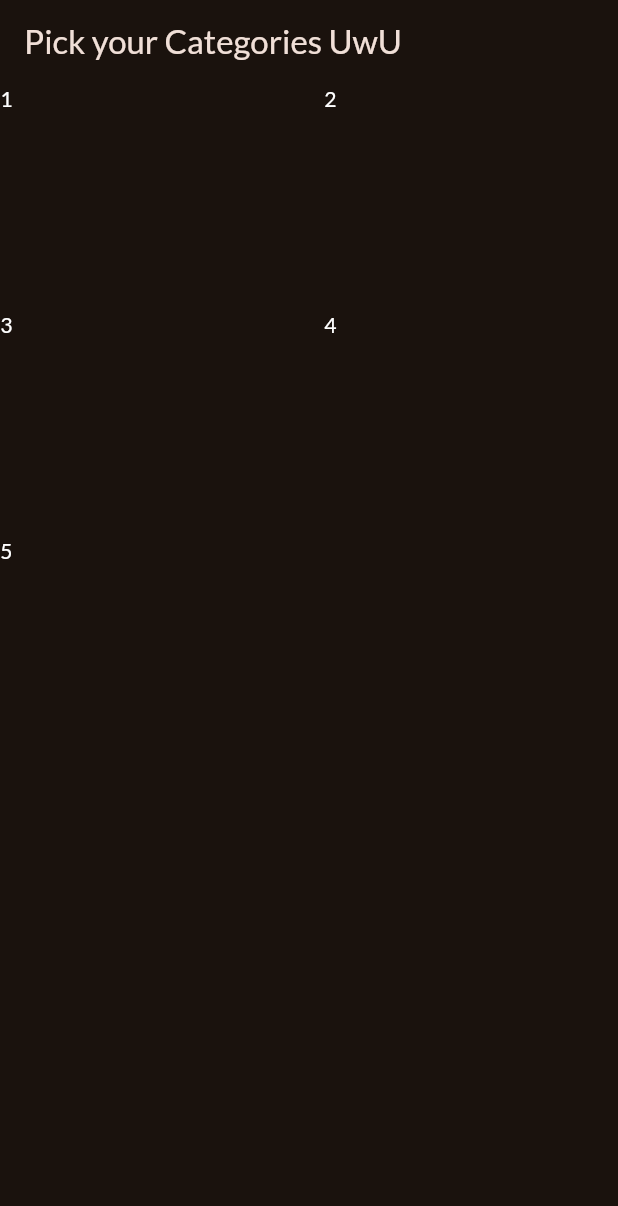
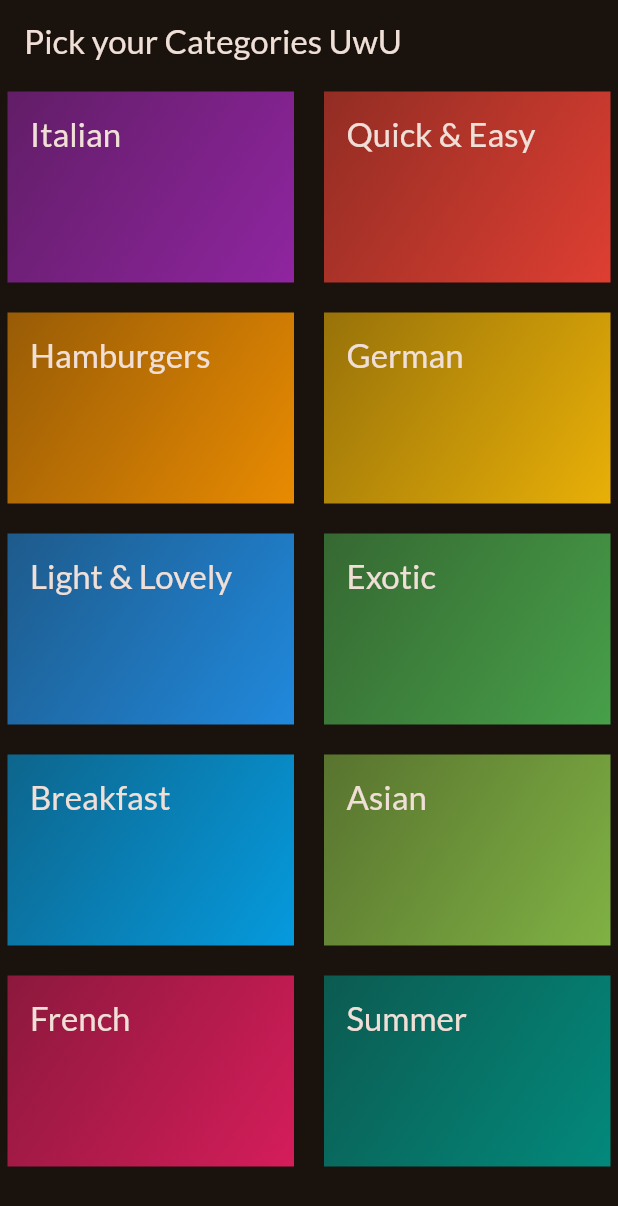
Before and after one commit to FinalformSora/meals_app, a Flutter app: the screen it shows after launch, on a phone screen of 412 x 824 dp. Shown: the top 1206 px of the screen. Run offline on Flutter 3.47's test engine with Material 3 defaults, Android fonts, the phone set to English and light mode, and no system bars; our stand-ins replace google_fonts.

Commit message:
Refactor code structure and import path

```diff
--- a/lib/categories.dart
+++ /dev/null
@@ -1,43 +0,0 @@
-import 'package:flutter/material.dart';
-
-class CategoriesScreen extends StatelessWidget {
-  const CategoriesScreen({Key? key}) : super(key: key);
-
-  @override
-  Widget build(BuildContext context) {
-    return Scaffold(
-      appBar: AppBar(
-        title: const Text('Pick your Categories UwU'),
-      ),
-      body: GridView(
-          gridDelegate: const SliverGridDelegateWithFixedCrossAxisCount(
-            crossAxisCount: 2,
-            childAspectRatio: 3 / 2,
-            crossAxisSpacing: 20,
-            mainAxisSpacing: 20,
-          ),
-          children: const [
-            Text('1',
-                style: TextStyle(
-                  color: Colors.white,
-                )),
-            Text('2',
-                style: TextStyle(
-                  color: Colors.white,
-                )),
-            Text('3',
-                style: TextStyle(
-                  color: Colors.white,
-                )),
-            Text('4',
-                style: TextStyle(
-                  color: Colors.white,
-                )),
-            Text('5',
-                style: TextStyle(
-                  color: Colors.white,
-                )),
-          ]),
-    );
-  }
-}
--- /dev/null
+++ b/lib/data/dummy_data.dart
@@ -0,0 +1,56 @@
+import 'package:flutter/material.dart';
+
+import 'package:meals_app/models/category.dart';
+
+const availableCategories = [
+  Category(
+    id: 'c1',
+    title: 'Italian',
+    color: Colors.purple,
+  ),
+  Category(
+    id: 'c2',
+    title: 'Quick & Easy',
+    color: Colors.red,
+  ),
+  Category(
+    id: 'c3',
+    title: 'Hamburgers',
+    color: Colors.orange,
+  ),
+  Category(
+    id: 'c4',
+    title: 'German',
+    color: Colors.amber,
+  ),
+  Category(
+    id: 'c5',
+    title: 'Light & Lovely',
+    color: Colors.blue,
+  ),
+  Category(
+    id: 'c6',
+    title: 'Exotic',
+    color: Colors.green,
+  ),
+  Category(
+    id: 'c7',
+    title: 'Breakfast',
+    color: Colors.lightBlue,
+  ),
+  Category(
+    id: 'c8',
+    title: 'Asian',
+    color: Colors.lightGreen,
+  ),
+  Category(
+    id: 'c9',
+    title: 'French',
+    color: Colors.pink,
+  ),
+  Category(
+    id: 'c10',
+    title: 'Summer',
+    color: Colors.teal,
+  ),
+];
--- a/lib/main.dart
+++ b/lib/main.dart
@@ -1,7 +1,7 @@
 import 'package:flutter/material.dart';
 
 import 'package:google_fonts/google_fonts.dart';
-import 'package:meals_app/categories.dart';
+import 'package:meals_app/screens/categories.dart';
 
 final theme = ThemeData(
   useMaterial3: true,
--- a/lib/models/category.dart
+++ b/lib/models/category.dart
@@ -0,0 +1,11 @@
+import 'package:flutter/material.dart';
+
+class Category {
+  const Category(
+      {required this.id, required this.title, this.color = Colors.orange});
+
+  final String id;
+  final String title;
+  //final String image;
+  final Color color;
+}
--- /dev/null
+++ b/lib/screens/categories.dart
@@ -0,0 +1,28 @@
+import 'package:flutter/material.dart';
+import 'package:meals_app/widgets/category_grid_item.dart';
+import 'package:meals_app/data/dummy_data.dart';
+
+class CategoriesScreen extends StatelessWidget {
+  const CategoriesScreen({Key? key}) : super(key: key);
+
+  @override
+  Widget build(BuildContext context) {
+    return Scaffold(
+      appBar: AppBar(
+        title: const Text('Pick your Categories UwU'),
+      ),
+      body: GridView(
+          padding: const EdgeInsets.all(5),
+          gridDelegate: const SliverGridDelegateWithFixedCrossAxisCount(
+            crossAxisCount: 2,
+            childAspectRatio: 3 / 2,
+            crossAxisSpacing: 20,
+            mainAxisSpacing: 20,
+          ),
+          children: [
+            for (final category in availableCategories)
+              CategoryGridItem(category: category),
+          ]),
+    );
+  }
+}
--- /dev/null
+++ b/lib/widgets/category_grid_item.dart
@@ -0,0 +1,38 @@
+import 'package:flutter/material.dart';
+import 'package:meals_app/models/category.dart';
+
+class CategoryGridItem extends StatelessWidget {
+  final Category category;
+
+  const CategoryGridItem({Key? key, required this.category}) : super(key: key);
+
+  // void selectCategory(BuildContext context) {
+  //   Navigator.of(context).pushNamed(
+  //     CategoryMealsScreen.routeName,
+  //     arguments: category,
+  //   );
+  // }
+
+  @override
+  Widget build(BuildContext context) {
+    return Container(
+      padding: const EdgeInsets.all(15),
+      decoration: BoxDecoration(
+        gradient: LinearGradient(
+          colors: [
+            category.color.withOpacity(0.55),
+            category.color.withOpacity(0.9),
+          ],
+          begin: Alignment.topLeft,
+          end: Alignment.bottomRight,
+        ),
+      ),
+      child: Text(
+        category.title,
+        style: Theme.of(context).textTheme.titleLarge!.copyWith(
+              color: Theme.of(context).colorScheme.onBackground,
+            ),
+      ),
+    );
+  }
+}
```
